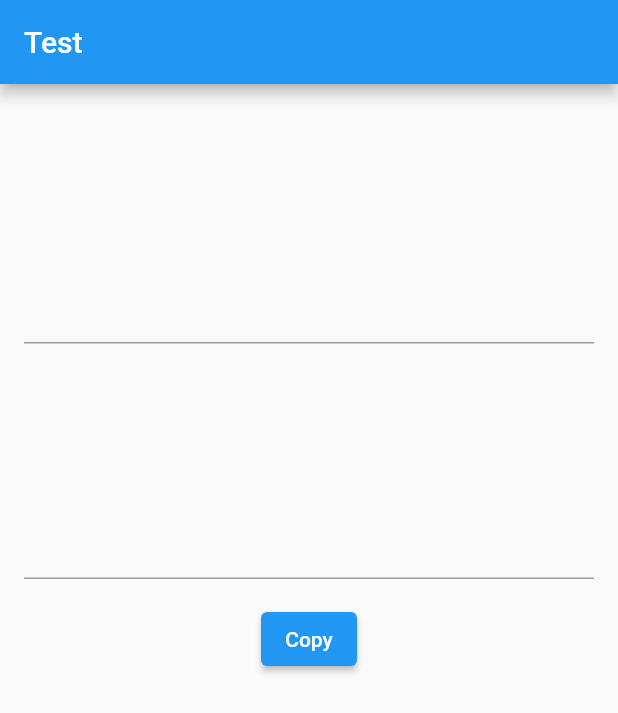
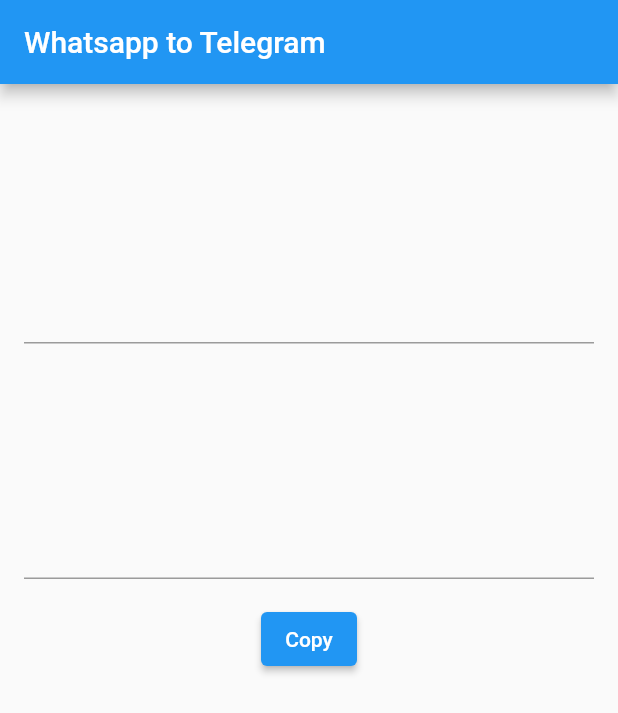
Before and after one commit to ftharyanto/wa2telegram, a Flutter app: the screen it shows after launch, on a phone screen of 412 x 824 dp. Shown: the top 713 px of the screen. Run offline on Flutter 3.47's test engine with Material 2 defaults, Android fonts, the phone set to English and light mode, and no system bars.

Commit message:
tes github pages

```diff
--- a/lib/main.dart
+++ b/lib/main.dart
@@ -64,7 +64,7 @@
   Widget build(BuildContext context) {
     return Scaffold(
       appBar: AppBar(
-        title: Text('Test'),
+        title: Text('Whatsapp to Telegram'),
       ),
       body: Padding(
         padding: const EdgeInsets.all(16.0),
```
Also changed, not shown: .github/workflows/publish.yaml (added).
